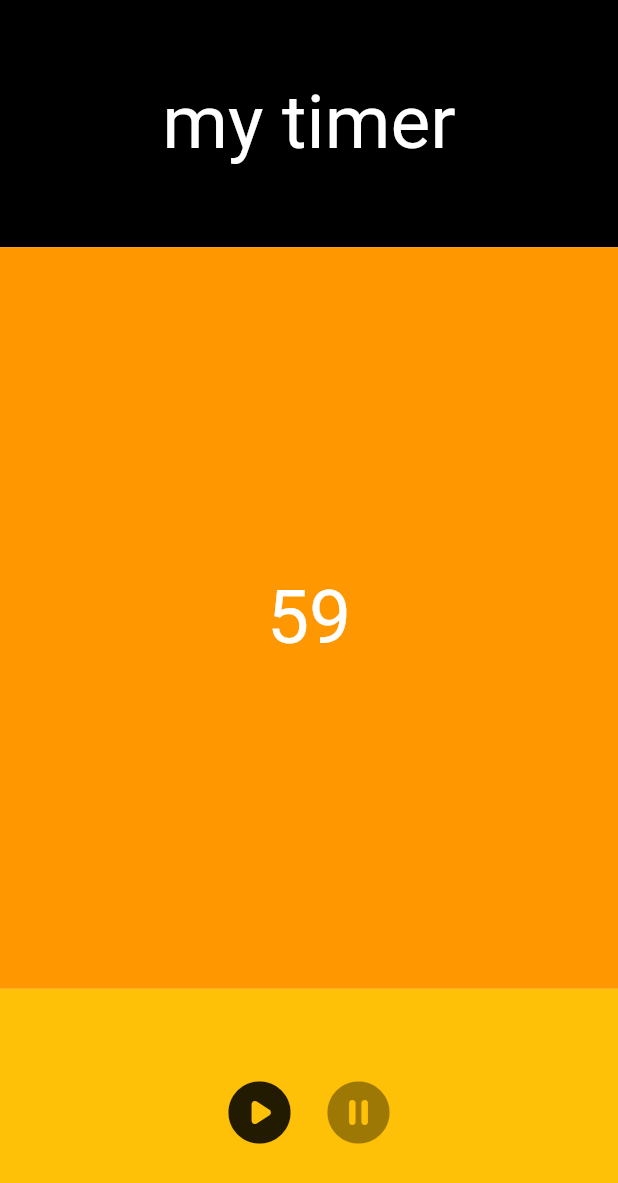
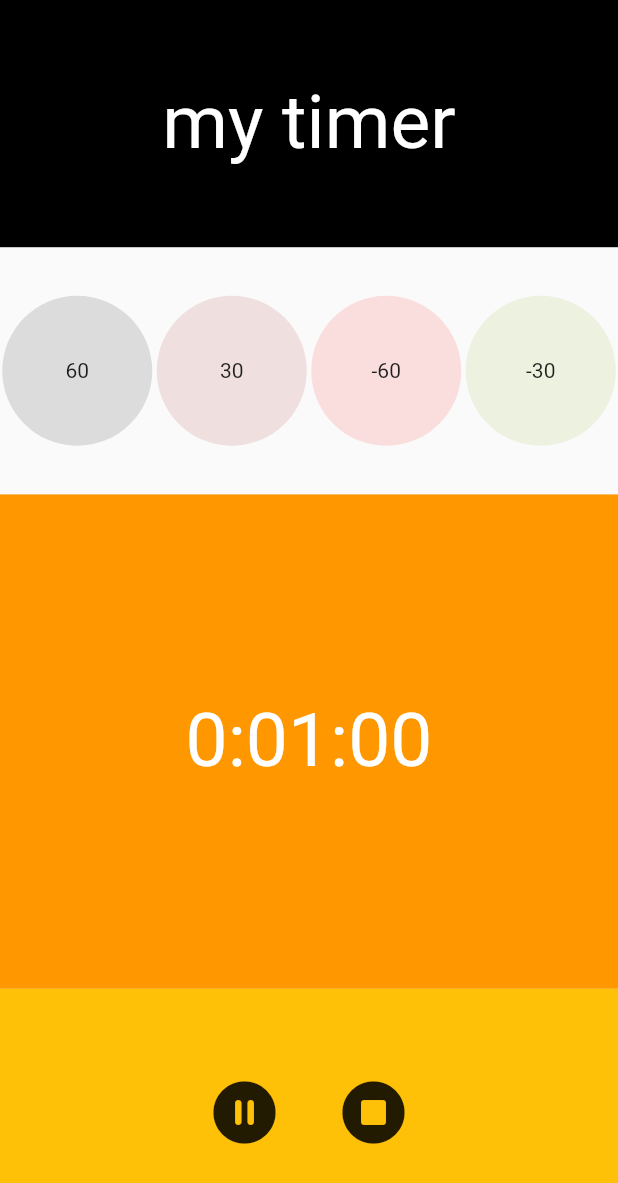
Before and after one commit to JJUN1204/flutter_application_timer, a Flutter app: the screen it shows after launch, after a tap on the "play circle" icon, on a phone screen of 412 x 824 dp. Shown: the top 1183 px of the screen. Run offline on Flutter 3.47's test engine with Material 2 defaults, Android fonts, the phone set to English and light mode, and no system bars.

Commit message:
2023-04-26

```diff
--- a/lib/main.dart
+++ b/lib/main.dart
@@ -13,14 +13,55 @@ class MyApp extends StatefulWidget {
   State<MyApp> createState() => _MyAppState();
 }
 
+//period 시간 주기
 class _MyAppState extends State<MyApp> {
-  int times = 1 * 60;
+  int times = 60;
   late Timer timer;
+  String timeview = '0:00:00';
+  bool isRunning = false;
   void timeStart() {
-    Timer timer = Timer.periodic(const Duration(seconds: 1), (timer) {
+    //돌고 있는가? => 시간을 멈춤
+    //안돌고 있음 => 돌아감
+    if (isRunning) {
+      timeStop();
+
       setState(() {
-        times--;
+        isRunning = !isRunning;
       });
+    } else {
+      setState(() {
+        isRunning = !isRunning;
+      });
+      timer = Timer.periodic(const Duration(seconds: 1), (timer) {
+        setState(() {
+          timeview = Duration(seconds: times).toString().split('.')[0];
+          times--;
+          if (times < 0) {
+            timeStop();
+            isRunning = !isRunning;
+          }
+        });
+      });
+    }
+
+    // 1초마다 1씩 내려감 일정간격마다 수행
+  }
+
+  void timeReset() {
+    //상태를 false로 변경
+    setState(() {
+      timeStop();
+      times = 0;
+      isRunning = false;
+      timeview = Duration(seconds: times).toString().split('.').first;
+    });
+  }
+
+  void addTime(int sec) {
+    times = times + sec;
+    times = times < 0 ? 0 : times;
+    setState(() {
+      timeview = Duration(seconds: times).toString().split('.').first;
     });
   }
 
@@ -48,14 +89,31 @@ class _MyAppState extends State<MyApp> {
                 ),
               )),
           Flexible(
-              flex: 3,
+              flex: 1,
+              child: SizedBox(
+                width: double.infinity,
+                height: double.infinity,
+                child: Row(
+                  mainAxisAlignment: MainAxisAlignment.spaceAround,
+                  children: [
+                    timeButton(sec: 60, color: Colors.black12),
+                    timeButton(sec: 30, color: Color.fromARGB(31, 167, 24, 24)),
+                    timeButton(
+                        sec: -60, color: Color.fromARGB(31, 247, 17, 17)),
+                    timeButton(
+                        sec: -30, color: Color.fromARGB(31, 147, 173, 32)),
+                  ],
+                ),
+              )),
+          Flexible(
+              flex: 2,
               child: Container(
                 width: double.infinity,
                 height: double.infinity,
                 color: Colors.orange,
                 child: Center(
                   child: Text(
-                    '$times',
+                    timeview,
                     style: const TextStyle(color: Colors.white, fontSize: 50),
                   ),
                 ),
@@ -69,18 +127,39 @@ class _MyAppState extends State<MyApp> {
                   child: Row(
                     mainAxisAlignment: MainAxisAlignment.center,
                     children: [
+                      if (isRunning)
+                        IconButton(
+                            iconSize: 50,
+                            onPressed: timeStart,
+                            icon: Icon(Icons.pause_circle_rounded))
+                      else
+                        IconButton(
+                            iconSize: 50,
+                            onPressed: timeStart,
+                            icon: const Icon(Icons.play_circle_rounded)),
+                      SizedBox(
+                        width: 20,
+                      ),
                       IconButton(
                           iconSize: 50,
-                          onPressed: timeStart,
-                          icon: const Icon(Icons.play_circle_rounded)),
-                      const IconButton(
-                          iconSize: 50,
-                          onPressed: null,
-                          icon: Icon(Icons.pause_circle_rounded)),
+                          onPressed: timeReset,
+                          icon: Icon(Icons.stop_circle_rounded)),
                     ],
                   ))),
         ],
       )),
     );
   }
+
+  GestureDetector timeButton({required int sec, required Color color}) {
+    return GestureDetector(
+      onTap: () => addTime(sec),
+      child: Container(
+        width: 100,
+        height: 100,
+        decoration: BoxDecoration(shape: BoxShape.circle, color: color),
+        child: Center(child: Text('$sec')),
+      ),
+    );
+  }
 }
```
